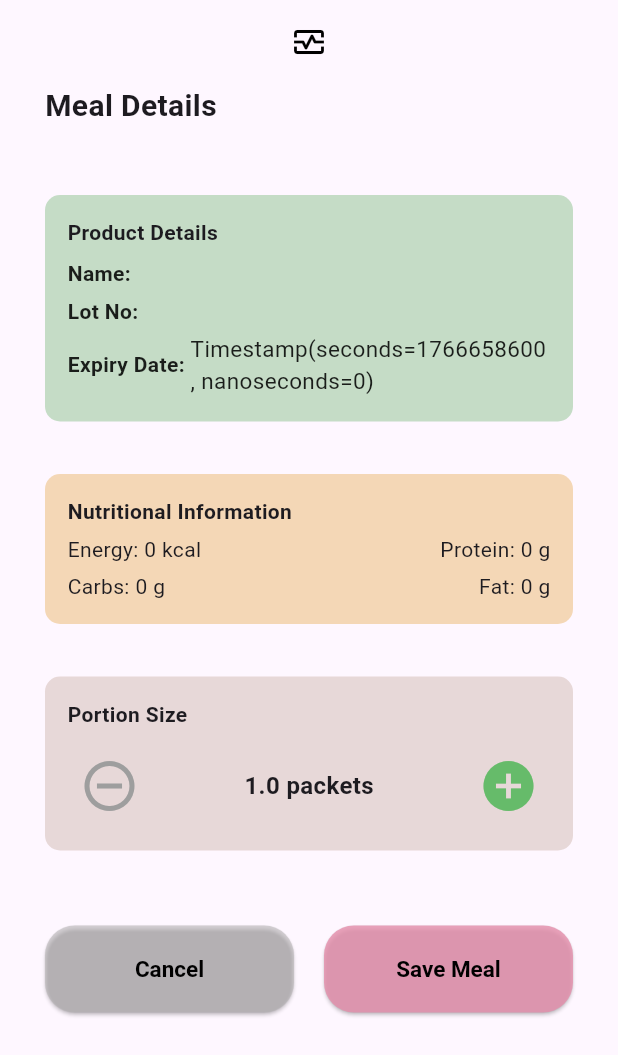
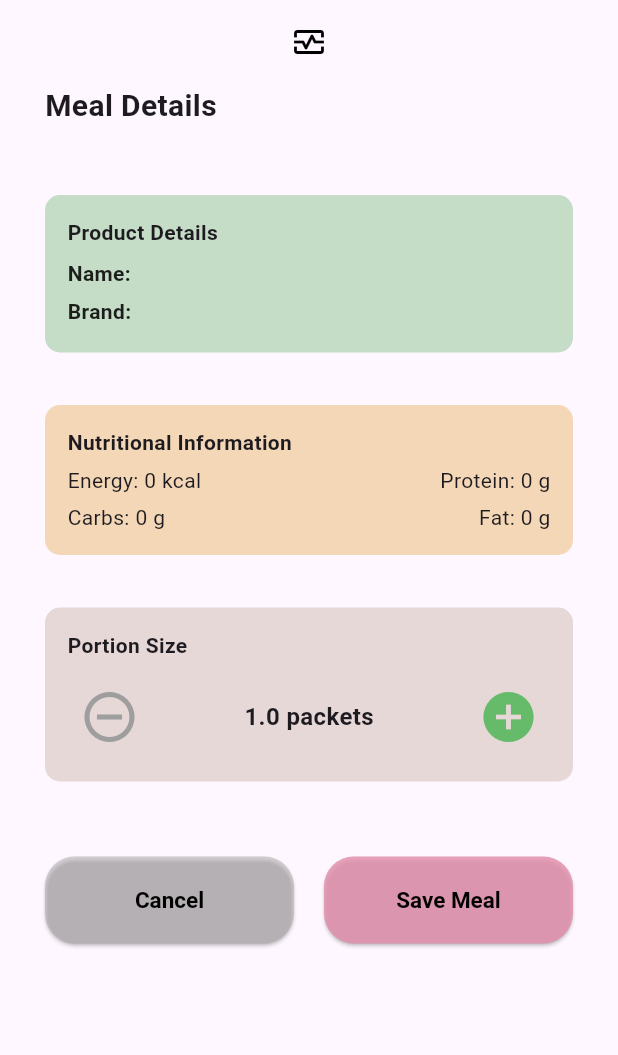
Before and after one commit to aalarabasak/comp4912-malnutrition-app, a Flutter app: the MealConfirmationScreenPackaged screen opened directly with empty values, on a phone screen of 412 x 824 dp. Shown: the top 1055 px of the screen. Run offline on Flutter 3.47's test engine with Material 3 defaults, Android fonts, the phone set to English and light mode, and no system bars; our stand-ins replace cloud_firestore, connectivity_plus, firebase_auth, firebase_core, fl_chart, image_picker and 2 more; missing offline and left inert: mobile_scanner; accounts and stored records are empty.

Commit message:
update in meal confirmation packaged

```diff
--- a/lib/screens/field-worker-screens/meal_confirmation_screen_packaged.dart
+++ b/lib/screens/field-worker-screens/meal_confirmation_screen_packaged.dart
@@ -169,8 +169,7 @@ class _MealConfirmationPackagedState  extends State<MealConfirmationScreenPackag
                   Text('Product Details', style: TextStyle(fontSize: 14, fontWeight: FontWeight.bold),),
                   const SizedBox(height: 5,),
                   buildinformationrow("Name", '${productdata!['name']}'),
-                  buildinformationrow("Lot No", '${productdata!['lotNo']}'),
-                  buildinformationrow("Expiry Date", '${productdata!['expiryDate']}'),
+                  buildinformationrow("Brand", '${productdata!['brand']}'),
                 ],
               ),
             ),
```
